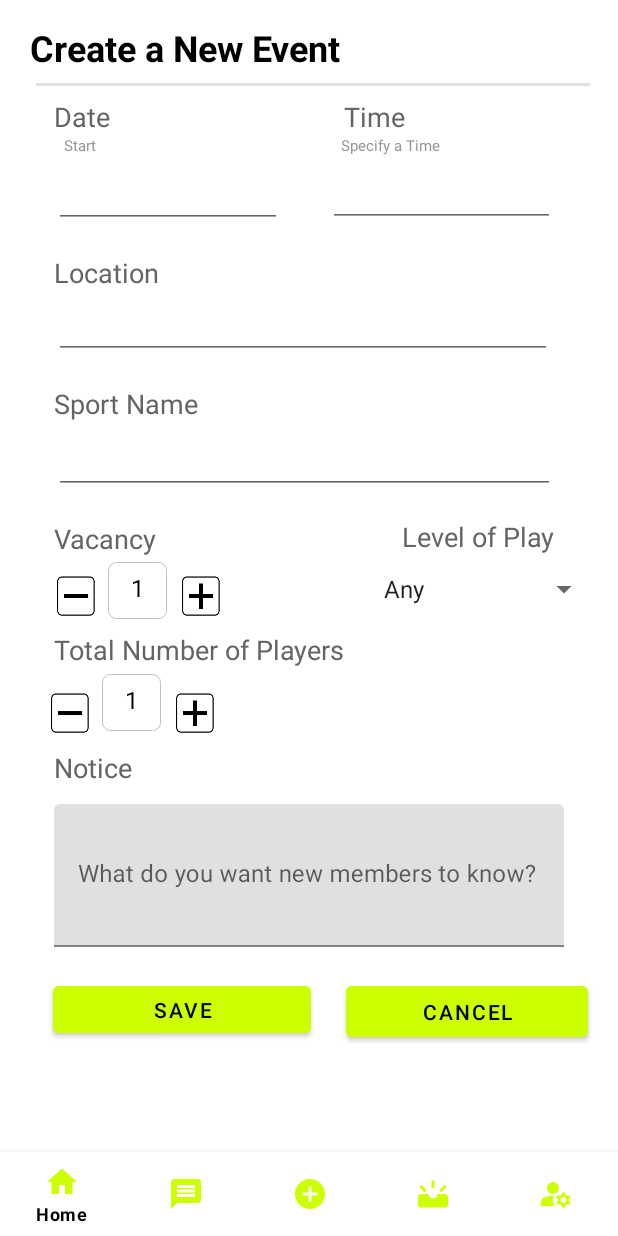
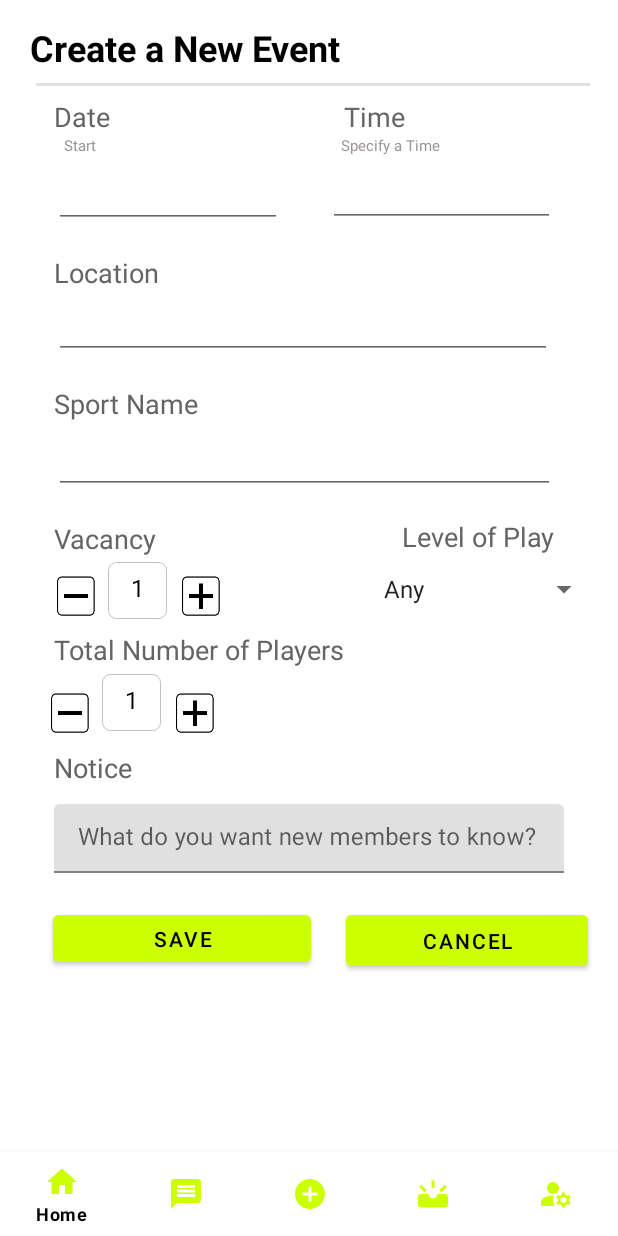
Before and after one commit to dhruvil15/Pick-up-Sport, an Android app: the CreateEvent screen opened through its navigation route, on a phone screen of 412 x 824 dp. Run offline under Robolectric (Android 15) with nearby library versions, the phone set to English and light mode, and no system bars; our stand-ins replace Firebase (no records; nobody signed in at launch, a user with empty details on screens opened directly), navigation-ui.

Commit message:
Minor UI changes

```diff
--- a/app/src/main/res/layout/fragment_create_event.xml
+++ b/app/src/main/res/layout/fragment_create_event.xml
@@ -316,7 +316,7 @@
     <com.google.android.material.textfield.TextInputLayout
         android:id="@+id/textInputLayout"
         android:layout_width="340dp"
-        android:layout_height="95dp"
+        android:layout_height="48dp"
         android:layout_marginTop="12dp"
         android:layout_marginEnd="36dp"
         app:layout_constraintEnd_toEndOf="parent"
@@ -325,7 +325,7 @@
         <com.google.android.material.textfield.TextInputEditText
             android:id="@+id/create_input_notice"
             android:layout_width="match_parent"
-            android:layout_height="95dp"
+            android:layout_height="46dp"
             android:hint="@string/create_notice_hint"
             android:textAlignment="viewStart" />
     </com.google.android.material.textfield.TextInputLayout>
--- a/app/src/main/res/layout/fragment_upcoming.xml
+++ b/app/src/main/res/layout/fragment_upcoming.xml
@@ -8,7 +8,7 @@
     <androidx.recyclerview.widget.RecyclerView
         android:id="@+id/eventUpcomingRV"
         android:layout_width="match_parent"
-        android:layout_height="match_parent"
+        android:layout_height="666dp"
         tools:layout_editor_absoluteX="0dp"
         tools:layout_editor_absoluteY="16dp" />
 
```
